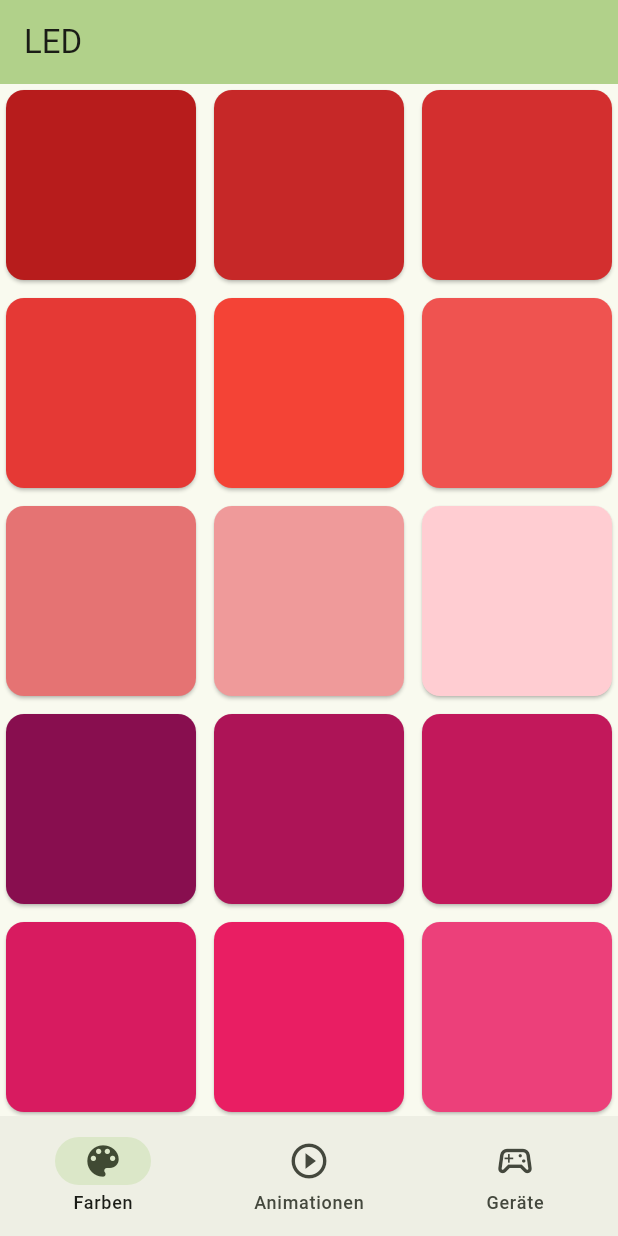
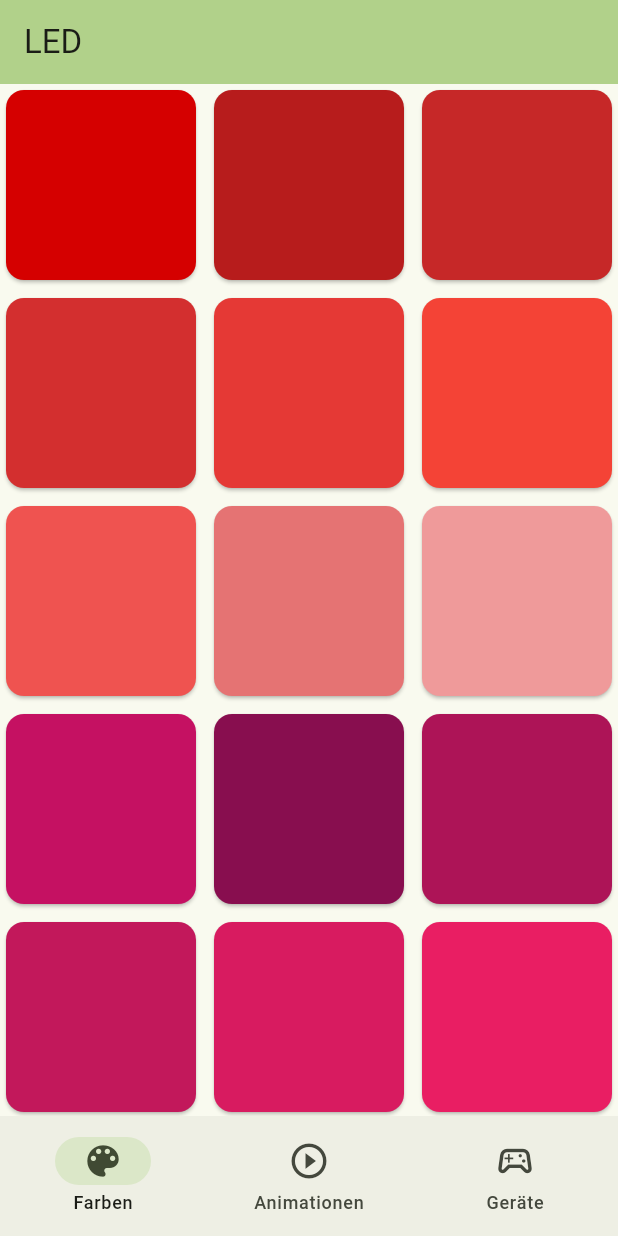
Before and after one commit to felixholfelder/led-app, a Flutter app: the screen it shows after launch, on a phone screen of 412 x 824 dp. Run offline on Flutter 3.47's test engine with Material 3 defaults, Android fonts, the phone set to English and light mode, and no system bars; missing offline and left inert: mqtt_client.

Commit message:
added new colors, changed telegram

```diff
--- /dev/null
+++ b/lib/MqttMessage.dart
@@ -0,0 +1,3 @@
+abstract class MqttMessage {
+  String getTelegram();
+}
--- /dev/null
+++ b/lib/enums/AnimationEnum.dart
@@ -0,0 +1,64 @@
+enum AnimationEnum {
+  static(name: "Static", animationId: 0),
+  blink(name: "Blink", animationId: 1),
+  breath(name: "Atmen", animationId: 2),
+  color_wipe(name: "Color Wipe", animationId: 3),
+  color_wipe_inv(name: "Color Wipe Inv", animationId: 4),
+  color_wipe_rev(name: "Color Wipe Rev", animationId: 5),
+  color_wipe_rev_inv(name: "Color Wipe Rev Inv", animationId: 6),
+  color_wipe_random(name: "Color Wipe zufällig", animationId: 7),
+  random_color(name: "Farbe zufällig", animationId: 8),
+  single_dynamic(name: "Einzeln Dynamisch", animationId: 9),
+  multi_dynamic(name: "Multi Dynamisch", animationId: 10),
+  rainbow(name: "Regenbogen", animationId: 11),
+  rainbow_cycle(name: "Regenbogen Kreis", animationId: 12),
+  scan(name: "Scan", animationId: 13),
+  dual_scan(name: "Dualer Scan", animationId: 14),
+  fade(name: "Fade", animationId: 15),
+  theater_chase(name: "Theater", animationId: 16),
+  theater_chase_rainbow(name: "Theater Regenbogen", animationId: 17),
+  running_lights(name: "Laufend", animationId: 18),
+  twinkle(name: "Sternchen", animationId: 19),
+  twinkle_random(name: "Sternchen zufällig", animationId: 20),
+  twinkle_fade(name: "Sternchen Fade", animationId: 21),
+  twinkle_fade_random(name: "Sternchen Fade zufällig", animationId: 22),
+  sparkle(name: "Funkeln", animationId: 23),
+  flash_sparkle(name: "Funkekln Flash", animationId: 24),
+  hyper_sparkle(name: "Hyper Funkeln", animationId: 25),
+  strobe(name: "Stroboskop", animationId: 26),
+  strobe_rainbow(name: "Stroboskop Regenbogen", animationId: 27),
+  multi_strobe(name: "Multi-Stroboskop", animationId: 28),
+  blink_rainbow(name: "Regenboben blinken", animationId: 29),
+  chase_white(name: "Weiß", animationId: 30),
+  chase_color(name: "Farbe", animationId: 31),
+  chase_random(name: "Zufall", animationId: 32),
+  chase_rainbow(name: "Regenbogen", animationId: 33),
+  chase_flash(name: "Flash", animationId: 34),
+  chase_flash_random(name: "Flash Zufall", animationId: 35),
+  chase_rainbow_white(name: "Weißer Regenbogen", animationId: 36),
+  chase_blackout(name: "Schwarz ausgehend", animationId: 37),
+  chase_blackout_rainbow(name: "Regenbogen ausgehend", animationId: 38),
+  color_sweep_random(name: "Wischen zufällig", animationId: 39),
+  running_color(name: "Laufende Farbe", animationId: 40),
+  running_red_blue(name: "Rot-Blau laufend", animationId: 41),
+  running_random(name: "Zufällig laufend", animationId: 42),
+  larson_scanner(name: "Scanner", animationId: 43),
+  comet(name: "Komet", animationId: 44),
+  fireworks(name: "Feuerwerk", animationId: 45),
+  fireworks_random(name: "Feuerwerk zufällig", animationId: 46),
+  merry_christmas(name: "Weihnachten", animationId: 47),
+  fire_flicker(name: "Feuer", animationId: 48),
+  fire_flicker_soft(name: "Leichtes Feuer", animationId: 49),
+  fire_flicker_intense(name: "Intensives Feuer", animationId: 50),
+  circus_combustus(name: "Zirkus", animationId: 51),
+  halloween(name: "Halloween", animationId: 52),
+  bicolor_chase(name: "BICOLOR", animationId: 53),
+  tricolor_chase(name: "TRICOLOR", animationId: 54),
+  twinklefox(name: "TWINKLEFOX", animationId: 55),
+  rain(name: "Regen", animationId: 56);
+
+  const AnimationEnum({required this.name, required this.animationId});
+
+  final String name;
+  final int animationId;
+}
--- a/lib/model/ColorMqttMessage.dart
+++ b/lib/model/ColorMqttMessage.dart
@@ -1,9 +1,14 @@
-class ColorMqttMessage {
-  final String? color;
-  final int? animationId;
-  final bool? isStaticColor;
+import 'package:led_app/MqttMessage.dart';
+import 'package:led_app/model/ColorModel.dart';
 
-  ColorMqttMessage({this.color, this.animationId, this.isStaticColor});
+import '../enums/AnimationEnum.dart';
 
-  @override String toString() => "{'color': $color, 'animationId': $animationId, 'isStaticColor': $isStaticColor}";
+class ColorMqttMessage extends MqttMessage {
+  final ColorModel color;
+  final int animationId;
+
+  ColorMqttMessage({required this.color, required this.animationId});
+
+  @override
+  String getTelegram() => "@${color.color.red},${color.color.green},${color.color.blue},$animationId;";
 }
--- a/lib/service/ColorService.dart
+++ b/lib/service/ColorService.dart
@@ -2,14 +2,24 @@ import 'package:flutter/material.dart';
 import 'package:led_app/model/ColorModel.dart';
 
 class ColorService {
-  static List<int> swatches = [0, 900, 800, 700, 600, 500, 400, 300, 200, 100];
+  static List<int> swatches = [0, 900, 800, 700, 600, 500, 400, 300, 200];
 
   static List<ColorModel> getColors() {
     List<ColorModel> list = List.empty(growable: true);
 
     for (int i = 0; i < Colors.primaries.length; i++) {
       for (int swatch in swatches) {
-        Color? c = Colors.primaries[i][swatch];
+        Color? c;
+
+        if (swatch == 0) {
+          try {
+            c = Colors.accents[i][700];
+          } catch (_) {
+            c = null;
+          }
+        } else {
+          c = Colors.primaries[i][swatch];
+        }
         if (c != null) {
           list.add(ColorModel(color: c, isSelected: false));
         }
--- a/lib/service/MqttService.dart
+++ b/lib/service/MqttService.dart
@@ -62,7 +62,6 @@ class MqttService {
   static void subscribe(String topic) {
     currTopic = topic;
     client.subscribe(currTopic, MqttQos.atMostOnce);
-    send("Hello from mqtt_client");
   }
 
   static void unsubscribe() {
--- a/lib/ui/AnimationElement.dart
+++ b/lib/ui/AnimationElement.dart
@@ -3,6 +3,7 @@ import 'package:led_app/service/MqttService.dart';
 
 import '../model/AnimationModel.dart';
 import '../model/ColorMqttMessage.dart';
+import '../utils/ColorStore.dart';
 
 class AnimationElement extends StatefulWidget {
   const AnimationElement({super.key, required this.animation, required this.callback, required this.index});
@@ -40,7 +41,8 @@ class _AnimationElementState extends State<AnimationElement> {
   }
 
   void _sendAnimation() async {
-    bool sent = await MqttService.send(ColorMqttMessage(animationId: widget.animation.id).toString());
+    ColorStore.animationId = widget.animation.id;
+    bool sent = await MqttService.send(ColorMqttMessage(color: ColorStore.color!, animationId: widget.animation.id).getTelegram());
 
     if (!sent) {
       _openNoSelectionDialog(context);
--- a/lib/ui/ColorElement.dart
+++ b/lib/ui/ColorElement.dart
@@ -1,11 +1,13 @@
+import 'dart:core';
+
 import 'package:flutter/material.dart';
 import 'package:led_app/model/ColorMqttMessage.dart';
 import 'package:led_app/service/DeviceService.dart';
-import 'package:led_app/ui/DeviceElement.dart';
-import 'package:mqtt_client/mqtt_client.dart';
 
+import '../enums/AnimationEnum.dart';
 import '../model/ColorModel.dart';
 import '../service/MqttService.dart';
+import '../utils/ColorStore.dart';
 
 class ColorElement extends StatefulWidget {
   const ColorElement(
@@ -53,7 +55,9 @@ class _ColorElementState extends State<ColorElement> {
       return;
     }
 
-    bool sent = await MqttService.send(ColorMqttMessage(color: widget.color.toString(), isStaticColor: false).toString());
+    ColorStore.color = widget.color;
+
+    bool sent = await MqttService.send(ColorMqttMessage(color: ColorStore.color!, animationId: ColorStore.animationId).getTelegram());
 
     if (!sent) {
       DeviceService.showNoSelectionDialog(context);
@@ -63,7 +67,9 @@ class _ColorElementState extends State<ColorElement> {
   }
 
   void _setStaticColor() async {
-    bool sent = await MqttService.send(ColorMqttMessage(color: widget.color.toString(), isStaticColor: true).toString());
+    ColorStore.color = widget.color;
+    ColorStore.animationId = AnimationEnum.static.animationId;
+    bool sent = await MqttService.send(ColorMqttMessage(color: ColorStore.color!, animationId: ColorStore.animationId).getTelegram());
 
     if (!sent) {
       DeviceService.showNoSelectionDialog(context);
--- /dev/null
+++ b/lib/utils/ColorStore.dart
@@ -0,0 +1,8 @@
+import 'package:led_app/model/ColorModel.dart';
+
+import '../enums/AnimationEnum.dart';
+
+class ColorStore {
+  static ColorModel? color = null;
+  static int animationId = AnimationEnum.static.animationId;
+}
```
